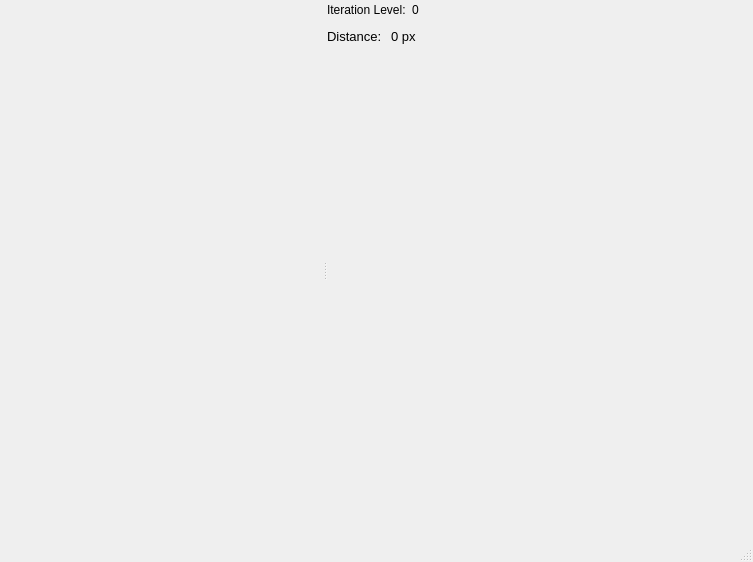
The window that KochCurveAnimation/mainwindow.ui (dauzva/chaos-theory) describes before a commit, drawn with Qt 5.
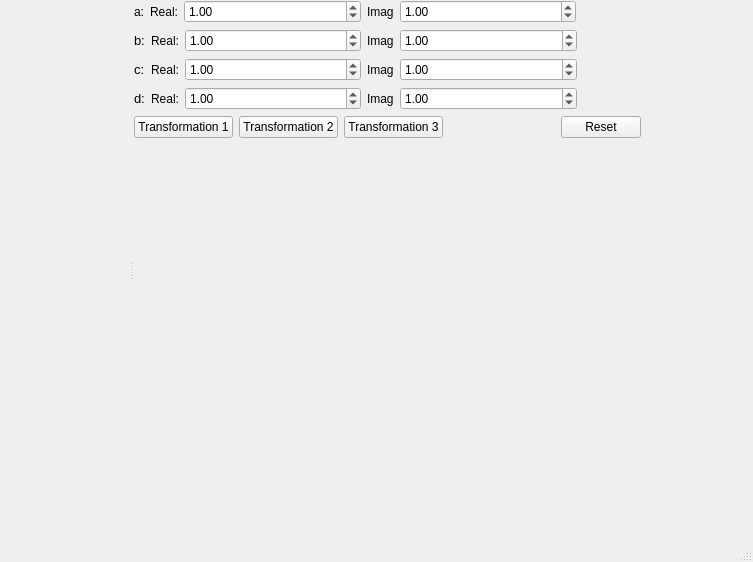
The same window after the commit.

What changed in the file:
```diff
--- a/KochCurveAnimation/mainwindow.ui
+++ b/KochCurveAnimation/mainwindow.ui
@@ -47,14 +47,59 @@
           <item>
            <widget class="QLabel" name="label_2">
             <property name="text">
-             <string>Iteration Level:</string>
+             <string>a:</string>
             </property>
            </widget>
           </item>
           <item>
            <widget class="QLabel" name="iterationLabel">
             <property name="text">
-             <string>0</string>
+             <string>Real:</string>
+            </property>
+           </widget>
+          </item>
+          <item>
+           <widget class="QDoubleSpinBox" name="arBox">
+            <property name="sizePolicy">
+             <sizepolicy hsizetype="MinimumExpanding" vsizetype="Fixed">
+              <horstretch>0</horstretch>
+              <verstretch>0</verstretch>
+             </sizepolicy>
+            </property>
+            <property name="minimum">
+             <double>-99.989999999999995</double>
+            </property>
+            <property name="stepType">
+             <enum>QAbstractSpinBox::AdaptiveDecimalStepType</enum>
+            </property>
+            <property name="value">
+             <double>1.000000000000000</double>
+            </property>
+           </widget>
+          </item>
+          <item>
+           <widget class="QLabel" name="label_9">
+            <property name="text">
+             <string>Imag</string>
+            </property>
+           </widget>
+          </item>
+          <item>
+           <widget class="QDoubleSpinBox" name="aiBox">
+            <property name="sizePolicy">
+             <sizepolicy hsizetype="MinimumExpanding" vsizetype="Fixed">
+              <horstretch>0</horstretch>
+              <verstretch>0</verstretch>
+             </sizepolicy>
+            </property>
+            <property name="minimum">
+             <double>-99.989999999999995</double>
+            </property>
+            <property name="stepType">
+             <enum>QAbstractSpinBox::AdaptiveDecimalStepType</enum>
+            </property>
+            <property name="value">
+             <double>1.000000000000000</double>
             </property>
            </widget>
           </item>
@@ -83,25 +128,59 @@
              </font>
             </property>
             <property name="text">
-             <string>Distance: </string>
+             <string>b:</string>
             </property>
            </widget>
           </item>
           <item>
-           <widget class="QLabel" name="distanceLabel">
+           <widget class="QLabel" name="label_6">
+            <property name="text">
+             <string>Real:</string>
+            </property>
+           </widget>
+          </item>
+          <item>
+           <widget class="QDoubleSpinBox" name="brBox">
             <property name="sizePolicy">
-             <sizepolicy hsizetype="Minimum" vsizetype="Preferred">
+             <sizepolicy hsizetype="MinimumExpanding" vsizetype="Fixed">
               <horstretch>0</horstretch>
               <verstretch>0</verstretch>
              </sizepolicy>
             </property>
-            <property name="font">
-             <font>
-              <pointsize>10</pointsize>
-             </font>
+            <property name="minimum">
+             <double>-99.989999999999995</double>
             </property>
+            <property name="stepType">
+             <enum>QAbstractSpinBox::AdaptiveDecimalStepType</enum>
+            </property>
+            <property name="value">
+             <double>1.000000000000000</double>
+            </property>
+           </widget>
+          </item>
+          <item>
+           <widget class="QLabel" name="label_10">
             <property name="text">
-             <string>0 px</string>
+             <string>Imag</string>
+            </property>
+           </widget>
+          </item>
+          <item>
+           <widget class="QDoubleSpinBox" name="biBox">
+            <property name="sizePolicy">
+             <sizepolicy hsizetype="MinimumExpanding" vsizetype="Fixed">
+              <horstretch>0</horstretch>
+              <verstretch>0</verstretch>
+             </sizepolicy>
+            </property>
+            <property name="minimum">
+             <double>-99.989999999999995</double>
+            </property>
+            <property name="stepType">
+             <enum>QAbstractSpinBox::AdaptiveDecimalStepType</enum>
+            </property>
+            <property name="value">
+             <double>1.000000000000000</double>
             </property>
            </widget>
           </item>
@@ -120,6 +199,226 @@
           </item>
          </layout>
         </item>
+        <item>
+         <layout class="QHBoxLayout" name="horizontalLayout_3">
+          <item>
+           <widget class="QLabel" name="label_3">
+            <property name="font">
+             <font>
+              <pointsize>10</pointsize>
+             </font>
+            </property>
+            <property name="text">
+             <string>c:</string>
+            </property>
+           </widget>
+          </item>
+          <item>
+           <widget class="QLabel" name="label_7">
+            <property name="text">
+             <string>Real:</string>
+            </property>
+           </widget>
+          </item>
+          <item>
+           <widget class="QDoubleSpinBox" name="crBox">
+            <property name="sizePolicy">
+             <sizepolicy hsizetype="MinimumExpanding" vsizetype="Fixed">
+              <horstretch>0</horstretch>
+              <verstretch>0</verstretch>
+             </sizepolicy>
+            </property>
+            <property name="minimum">
+             <double>-99.989999999999995</double>
+            </property>
+            <property name="stepType">
+             <enum>QAbstractSpinBox::AdaptiveDecimalStepType</enum>
+            </property>
+            <property name="value">
+             <double>1.000000000000000</double>
+            </property>
+           </widget>
+          </item>
+          <item>
+           <widget class="QLabel" name="label_11">
+            <property name="text">
+             <string>Imag</string>
+            </property>
+           </widget>
+          </item>
+          <item>
+           <widget class="QDoubleSpinBox" name="ciBox">
+            <property name="sizePolicy">
+             <sizepolicy hsizetype="MinimumExpanding" vsizetype="Fixed">
+              <horstretch>0</horstretch>
+              <verstretch>0</verstretch>
+             </sizepolicy>
+            </property>
+            <property name="minimum">
+             <double>-99.989999999999995</double>
+            </property>
+            <property name="stepType">
+             <enum>QAbstractSpinBox::AdaptiveDecimalStepType</enum>
+            </property>
+            <property name="value">
+             <double>1.000000000000000</double>
+            </property>
+           </widget>
+          </item>
+          <item>
+           <spacer name="horizontalSpacer_3">
+            <property name="orientation">
+             <enum>Qt::Horizontal</enum>
+            </property>
+            <property name="sizeHint" stdset="0">
+             <size>
+              <width>40</width>
+              <height>20</height>
+             </size>
+            </property>
+           </spacer>
+          </item>
+         </layout>
+        </item>
+        <item>
+         <layout class="QHBoxLayout" name="horizontalLayout_4">
+          <item>
+           <widget class="QLabel" name="label_4">
+            <property name="font">
+             <font>
+              <pointsize>10</pointsize>
+             </font>
+            </property>
+            <property name="text">
+             <string>d:</string>
+            </property>
+           </widget>
+          </item>
+          <item>
+           <widget class="QLabel" name="label_8">
+            <property name="text">
+             <string>Real:</string>
+            </property>
+           </widget>
+          </item>
+          <item>
+           <widget class="QDoubleSpinBox" name="drBox">
+            <property name="sizePolicy">
+             <sizepolicy hsizetype="MinimumExpanding" vsizetype="Fixed">
+              <horstretch>0</horstretch>
+              <verstretch>0</verstretch>
+             </sizepolicy>
+            </property>
+            <property name="minimum">
+             <double>-99.989999999999995</double>
+            </property>
+            <property name="stepType">
+             <enum>QAbstractSpinBox::AdaptiveDecimalStepType</enum>
+            </property>
+            <property name="value">
+             <double>1.000000000000000</double>
+            </property>
+           </widget>
+          </item>
+          <item>
+           <widget class="QLabel" name="label_12">
+            <property name="text">
+             <string>Imag</string>
+            </property>
+           </widget>
+          </item>
+          <item>
+           <widget class="QDoubleSpinBox" name="diBox">
+            <property name="sizePolicy">
+             <sizepolicy hsizetype="MinimumExpanding" vsizetype="Fixed">
+              <horstretch>0</horstretch>
+              <verstretch>0</verstretch>
+             </sizepolicy>
+            </property>
+            <property name="minimum">
+             <double>-99.989999999999995</double>
+            </property>
+            <property name="stepType">
+             <enum>QAbstractSpinBox::AdaptiveDecimalStepType</enum>
+            </property>
+            <property name="value">
+             <double>1.000000000000000</double>
+            </property>
+           </widget>
+          </item>
+          <item>
+           <spacer name="horizontalSpacer_4">
+            <property name="orientation">
+             <enum>Qt::Horizontal</enum>
+            </property>
+            <property name="sizeHint" stdset="0">
+             <size>
+              <width>40</width>
+              <height>20</height>
+             </size>
+            </property>
+           </spacer>
+          </item>
+         </layout>
+        </item>
+        <item>
+         <layout class="QHBoxLayout" name="horizontalLayout_5">
+          <item>
+           <widget class="QPushButton" name="f1Button">
+            <property name="text">
+             <string>Transformation 1</string>
+            </property>
+           </widget>
+          </item>
+          <item>
+           <widget class="QPushButton" name="f2Button_2">
+            <property name="text">
+             <string>Transformation 2</string>
+            </property>
+           </widget>
+          </item>
+          <item>
+           <widget class="QPushButton" name="f3Button_3">
+            <property name="text">
+             <string>Transformation 3</string>
+            </property>
+           </widget>
+          </item>
+          <item>
+           <spacer name="horizontalSpacer_6">
+            <property name="orientation">
+             <enum>Qt::Horizontal</enum>
+            </property>
+            <property name="sizeHint" stdset="0">
+             <size>
+              <width>40</width>
+              <height>20</height>
+             </size>
+            </property>
+           </spacer>
+          </item>
+          <item>
+           <widget class="QPushButton" name="resetButton">
+            <property name="text">
+             <string>Reset</string>
+            </property>
+           </widget>
+          </item>
+          <item>
+           <spacer name="horizontalSpacer_5">
+            <property name="orientation">
+             <enum>Qt::Horizontal</enum>
+            </property>
+            <property name="sizeHint" stdset="0">
+             <size>
+              <width>40</width>
+              <height>20</height>
+             </size>
+            </property>
+           </spacer>
+          </item>
+         </layout>
+        </item>
         <item>
          <spacer name="verticalSpacer">
           <property name="orientation">
```
Left out of the diff: 2 changed lines with no effect on the pictures.
